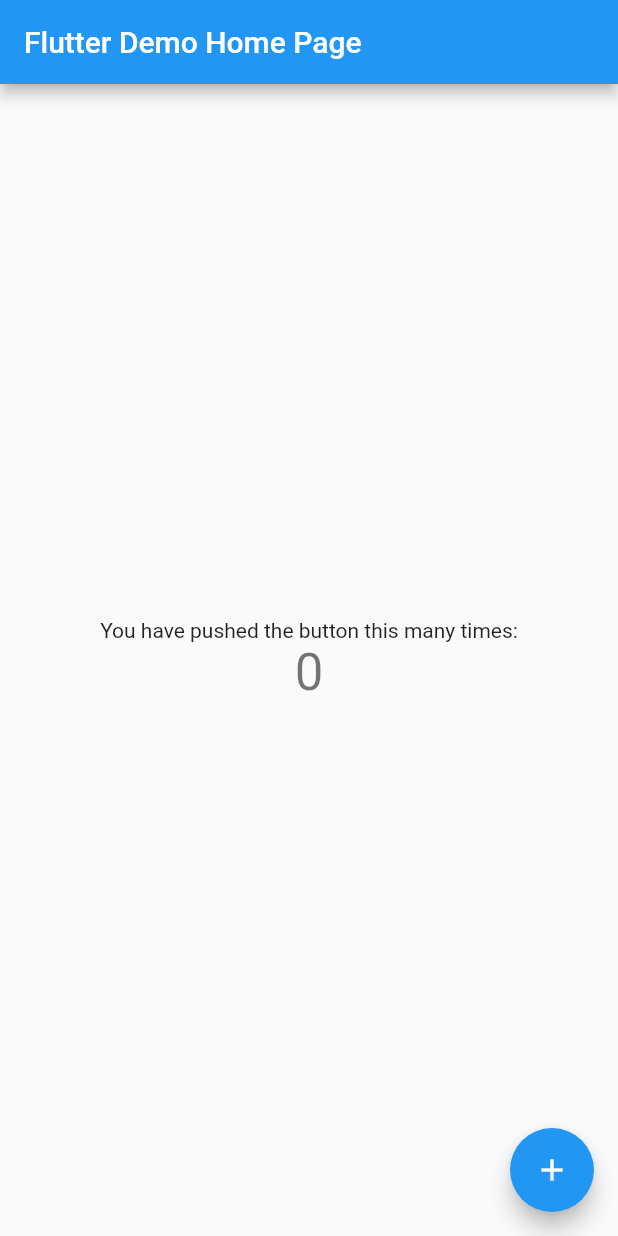
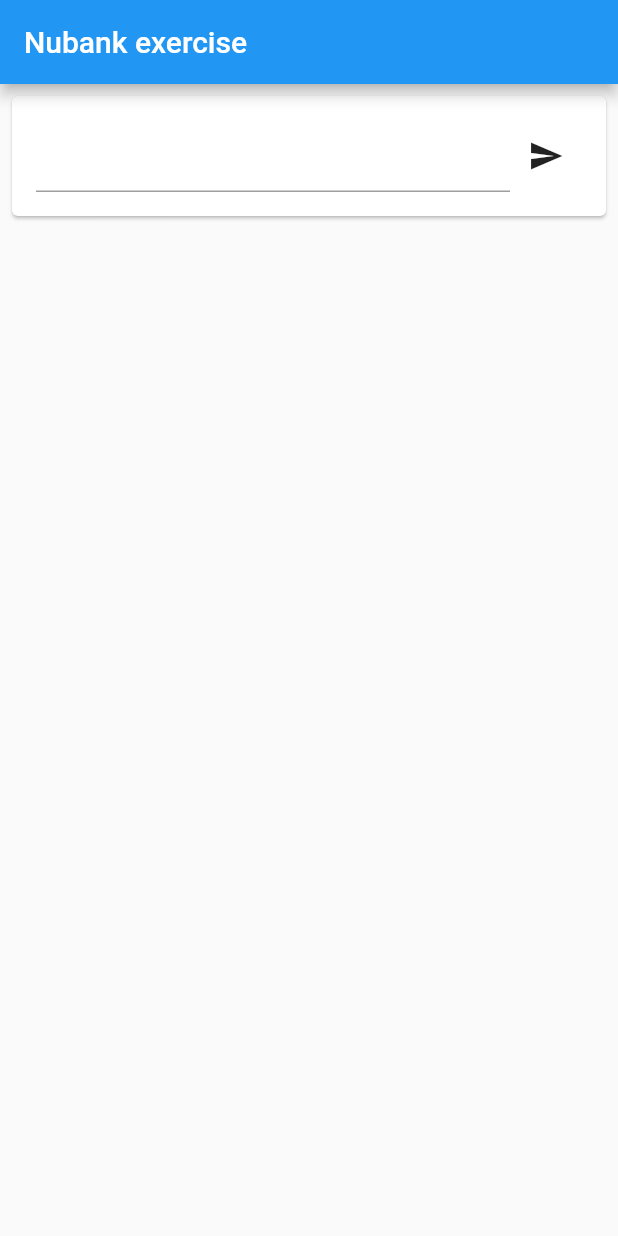
Before and after one commit to afermin/flutter-exercise, a Flutter app: the screen it shows after launch, on a phone screen of 412 x 824 dp. Run offline on Flutter 3.47's test engine with Material 2 defaults, Android fonts, the phone set to English and light mode, and no system bars; our stand-ins replace dartz, dio, equatable, flutter_bloc, get_it, injectable.

Commit message:
Implementing first UI approach

```diff
--- /dev/null
+++ b/lib/app/screens/home/home_input_bar.dart
@@ -0,0 +1,51 @@
+import 'package:flutter/material.dart';
+import 'package:flutter_bloc/flutter_bloc.dart';
+import 'package:nubank_exercise/app/input_validator_error.dart';
+import 'package:nubank_exercise/app/screens/home/state_management/home_cubit.dart';
+
+class HomeInputBar extends StatefulWidget {
+  const HomeInputBar({Key? key}) : super(key: key);
+
+  @override
+  State<HomeInputBar> createState() => _HomeInputBarState();
+}
+
+class _HomeInputBarState extends State<HomeInputBar> {
+  final TextEditingController _textEditingController = TextEditingController();
+  final GlobalKey<FormState> _formKey = GlobalKey<FormState>();
+
+  @override
+  Widget build(BuildContext context) {
+    return Card(
+      margin: const EdgeInsets.all(8),
+      child: Padding(
+        padding: const EdgeInsets.all(16),
+        child: Form(
+          key: _formKey,
+          autovalidateMode: AutovalidateMode.disabled,
+          child: Row(
+            crossAxisAlignment: CrossAxisAlignment.start,
+            children: [
+              Expanded(
+                child: TextFormField(
+                  controller: _textEditingController,
+                  validator: InputValidatorError.getLinkValidator,
+                ),
+              ),
+              IconButton(
+                onPressed: manageOnPressed,
+                icon: const Icon(Icons.send),
+              ),
+            ],
+          ),
+        ),
+      ),
+    );
+  }
+
+  void manageOnPressed() {
+    if (_formKey.currentState?.validate() == true) {
+      context.read<HomeCubit>().shortenLink(_textEditingController.text);
+    }
+  }
+}
--- /dev/null
+++ b/lib/app/screens/home/home_list.dart
@@ -0,0 +1,34 @@
+import 'package:flutter/widgets.dart';
+import 'package:flutter_bloc/flutter_bloc.dart';
+import 'package:nubank_exercise/app/screens/home/link_list_item.dart';
+import 'package:nubank_exercise/app/screens/home/state_management/home_cubit.dart';
+import 'package:nubank_exercise/app/screens/home/state_management/home_state.dart';
+
+class HomeList extends StatelessWidget {
+  const HomeList({Key? key}) : super(key: key);
+
+  @override
+  Widget build(BuildContext context) {
+    return BlocConsumer<HomeCubit, HomeState>(
+      listenWhen: (_, state) => state is ErrorState,
+      listener: (context, state) {
+        if (state is ErrorState) {}
+      },
+      builder: (context, state) {
+        if (state is UpdateListState) {
+          return ListView.builder(
+            padding: const EdgeInsets.only(bottom: 16),
+            scrollDirection: Axis.vertical,
+            shrinkWrap: true,
+            itemCount: state.links.length,
+            itemBuilder: (context, index) => LinkListItem(
+              state.links[index],
+            ),
+          );
+        } else {
+          return Container();
+        }
+      },
+    );
+  }
+}
--- /dev/null
+++ b/lib/app/screens/home/home_screen.dart
@@ -0,0 +1,28 @@
+import 'package:flutter/material.dart';
+import 'package:flutter_bloc/flutter_bloc.dart';
+import 'package:nubank_exercise/app/screens/home/home_input_bar.dart';
+import 'package:nubank_exercise/app/screens/home/home_list.dart';
+import 'package:nubank_exercise/app/screens/home/state_management/home_cubit.dart';
+import 'package:nubank_exercise/di/init_di.dart';
+
+class HomeScreen extends StatelessWidget {
+  const HomeScreen({Key? key}) : super(key: key);
+
+  @override
+  Widget build(BuildContext context) {
+    return Scaffold(
+      appBar: AppBar(
+        title: const Text("Nubank exercise"),
+      ),
+      body: BlocProvider<HomeCubit>(
+        create: (_) => getIt<HomeCubit>(),
+        child: Column(
+          children: const [
+            HomeInputBar(),
+            Expanded(child: HomeList()),
+          ],
+        ),
+      ),
+    );
+  }
+}
--- a/lib/main.dart
+++ b/lib/main.dart
@@ -1,6 +1,9 @@
 import 'package:flutter/material.dart';
+import 'package:nubank_exercise/app/screens/home/home_screen.dart';
+import 'package:nubank_exercise/di/init_di.dart';
 
 void main() {
+  configureDependencies();
   runApp(const MyApp());
 }
 
@@ -11,105 +14,11 @@ class MyApp extends StatelessWidget {
   @override
   Widget build(BuildContext context) {
     return MaterialApp(
-      title: 'Flutter Demo',
+      title: 'Nubank exercise',
       theme: ThemeData(
-        // This is the theme of your application.
-        //
-        // Try running your application with "flutter run". You'll see the
-        // application has a blue toolbar. Then, without quitting the app, try
-        // changing the primarySwatch below to Colors.green and then invoke
-        // "hot reload" (press "r" in the console where you ran "flutter run",
-        // or simply save your changes to "hot reload" in a Flutter IDE).
-        // Notice that the counter didn't reset back to zero; the application
-        // is not restarted.
         primarySwatch: Colors.blue,
       ),
-      home: const MyHomePage(title: 'Flutter Demo Home Page'),
+      home: const HomeScreen(),
     );
   }
 }
-
-class MyHomePage extends StatefulWidget {
-  const MyHomePage({super.key, required this.title});
-
-  // This widget is the home page of your application. It is stateful, meaning
-  // that it has a State object (defined below) that contains fields that affect
-  // how it looks.
-
-  // This class is the configuration for the state. It holds the values (in this
-  // case the title) provided by the parent (in this case the App widget) and
-  // used by the build method of the State. Fields in a Widget subclass are
-  // always marked "final".
-
-  final String title;
-
-  @override
-  State<MyHomePage> createState() => _MyHomePageState();
-}
-
-class _MyHomePageState extends State<MyHomePage> {
-  int _counter = 0;
-
-  void _incrementCounter() {
-    setState(() {
-      // This call to setState tells the Flutter framework that something has
-      // changed in this State, which causes it to rerun the build method below
-      // so that the display can reflect the updated values. If we changed
-      // _counter without calling setState(), then the build method would not be
-      // called again, and so nothing would appear to happen.
-      _counter++;
-    });
-  }
-
-  @override
-  Widget build(BuildContext context) {
-    // This method is rerun every time setState is called, for instance as done
-    // by the _incrementCounter method above.
-    //
-    // The Flutter framework has been optimized to make rerunning build methods
-    // fast, so that you can just rebuild anything that needs updating rather
-    // than having to individually change instances of widgets.
-    return Scaffold(
-      appBar: AppBar(
-        // Here we take the value from the MyHomePage object that was created by
-        // the App.build method, and use it to set our appbar title.
-        title: Text(widget.title),
-      ),
-      body: Center(
-        // Center is a layout widget. It takes a single child and positions it
-        // in the middle of the parent.
-        child: Column(
-          // Column is also a layout widget. It takes a list of children and
-          // arranges them vertically. By default, it sizes itself to fit its
-          // children horizontally, and tries to be as tall as its parent.
-          //
-          // Invoke "debug painting" (press "p" in the console, choose the
-          // "Toggle Debug Paint" action from the Flutter Inspector in Android
-          // Studio, or the "Toggle Debug Paint" command in Visual Studio Code)
-          // to see the wireframe for each widget.
-          //
-          // Column has various properties to control how it sizes itself and
-          // how it positions its children. Here we use mainAxisAlignment to
-          // center the children vertically; the main axis here is the vertical
-          // axis because Columns are vertical (the cross axis would be
-          // horizontal).
-          mainAxisAlignment: MainAxisAlignment.center,
-          children: <Widget>[
-            const Text(
-              'You have pushed the button this many times:',
-            ),
-            Text(
-              '$_counter',
-              style: Theme.of(context).textTheme.headline4,
-            ),
-          ],
-        ),
-      ),
-      floatingActionButton: FloatingActionButton(
-        onPressed: _incrementCounter,
-        tooltip: 'Increment',
-        child: const Icon(Icons.add),
-      ), // This trailing comma makes auto-formatting nicer for build methods.
-    );
-  }
-}
```
Also changed, not shown: lib/app/input_validator_error.dart (added, +10 -0 lines), lib/app/screens/home/link_list_item.dart (added, +31 -0 lines), lib/di/init_di.config.dart.
